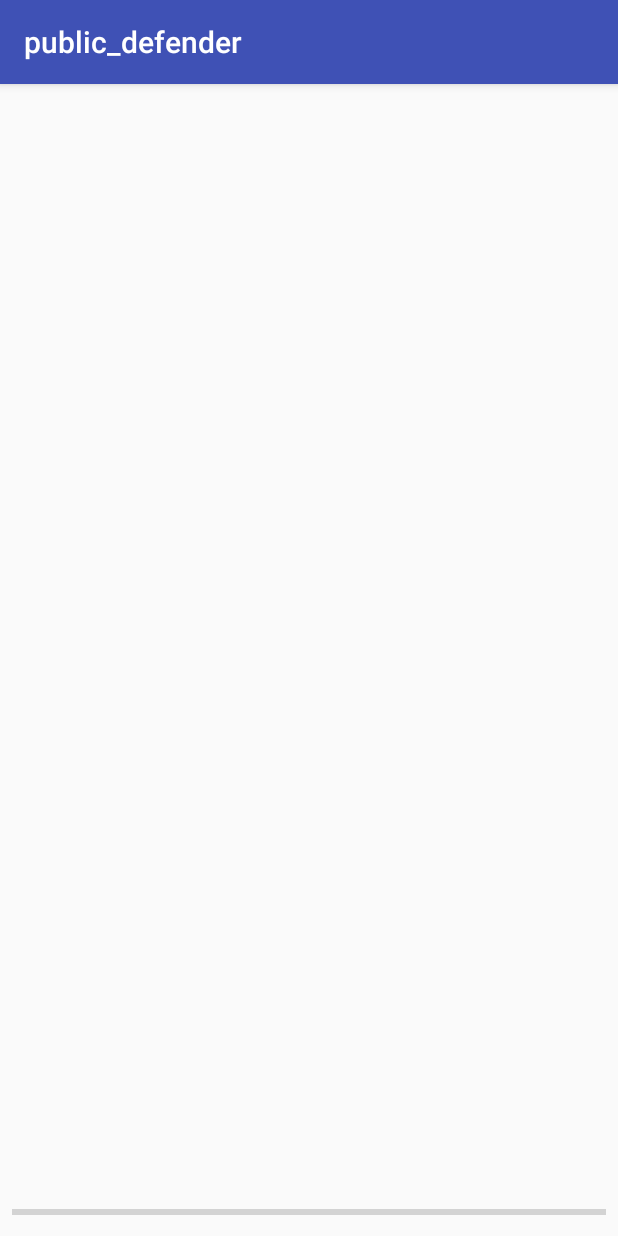
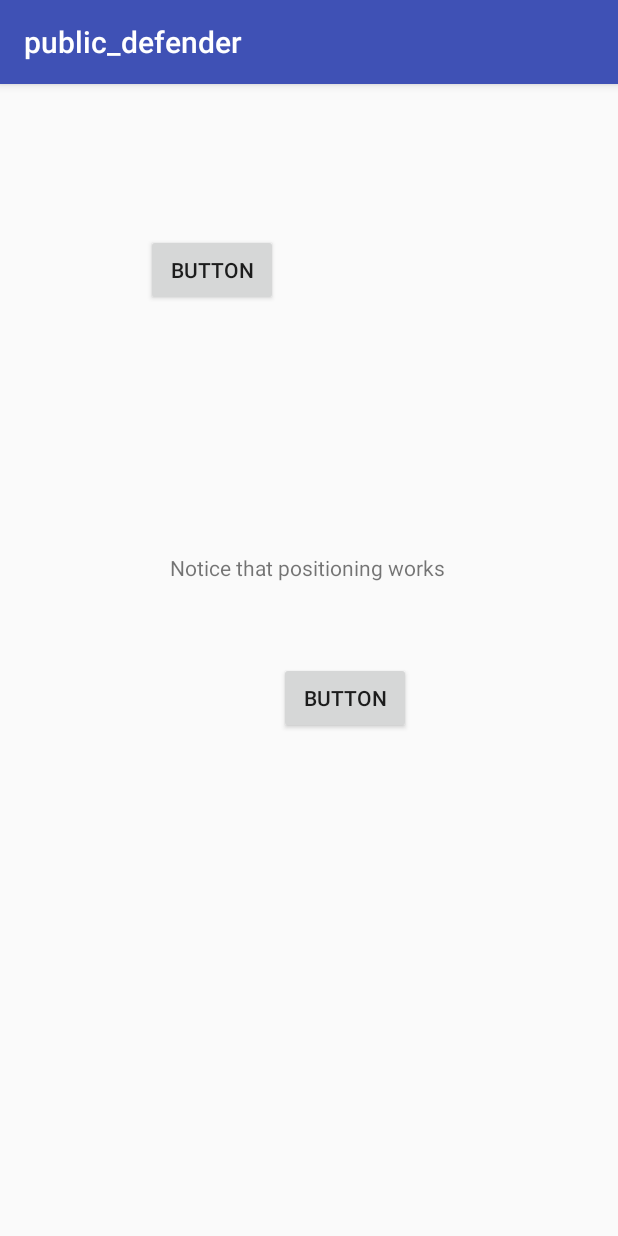
Before and after one commit to obiejuan/Public_Defender, an Android app: the screen it shows after launch (MainActivity), on a phone screen of 412 x 824 dp. Run offline under Robolectric (Android 15) with nearby library versions, the phone set to English and light mode, and no system bars.

Commit message:
Changed layout to show that we can have offset buttons etc.

```diff
--- a/frontend/mobile/public_defender/app/src/main/res/layout/activity_main.xml
+++ b/frontend/mobile/public_defender/app/src/main/res/layout/activity_main.xml
@@ -8,30 +8,42 @@
     tools:layout_editor_absoluteY="90dp"
     tools:layout_editor_absoluteX="0dp">
 
-    <ProgressBar
-        android:id="@+id/progressBar"
-        style="?android:attr/progressBarStyleHorizontal"
-        android:layout_width="0dp"
+    <Button
+        android:id="@+id/button"
+        android:layout_width="wrap_content"
         android:layout_height="wrap_content"
-        android:layout_marginLeft="8dp"
-        android:layout_marginRight="8dp"
+        android:layout_marginTop="100dp"
+        android:text="Button"
+        app:layout_constraintTop_toTopOf="parent"
+        android:layout_marginStart="97dp"
+        tools:layout_constraintLeft_creator="1"
+        app:layout_constraintLeft_toLeftOf="parent"
+        android:layout_marginLeft="97dp" />
+
+    <Button
+        android:id="@+id/button2"
+        android:layout_width="wrap_content"
+        android:layout_height="wrap_content"
+        android:text="Button"
+        app:layout_constraintBottom_toBottomOf="parent"
+        app:layout_constraintTop_toTopOf="parent"
+        tools:layout_constraintTop_creator="1"
+        tools:layout_constraintRight_creator="1"
+        tools:layout_constraintBottom_creator="1"
+        android:layout_marginEnd="138dp"
+        app:layout_constraintRight_toRightOf="parent"
+        android:layout_marginRight="138dp"
+        app:layout_constraintVertical_bias="0.535" />
+
+    <TextView
+        android:id="@+id/textView"
+        android:layout_width="wrap_content"
+        android:layout_height="wrap_content"
+        android:layout_marginBottom="53dp"
+        android:text="Notice that positioning works"
+        app:layout_constraintBottom_toTopOf="@+id/button2"
+        app:layout_constraintHorizontal_bias="0.497"
         app:layout_constraintLeft_toLeftOf="parent"
         app:layout_constraintRight_toRightOf="parent"
-        app:layout_constraintBottom_toBottomOf="parent"
-        app:layout_constraintHorizontal_bias="0.0"
-        android:layout_marginBottom="8dp"
-        android:layout_marginStart="8dp"
-        android:layout_marginEnd="8dp" />
-
-    <ImageSwitcher
-        android:layout_width="0dp"
-        android:layout_height="549dp"
-        android:layout_marginLeft="8dp"
-        android:layout_marginRight="8dp"
-        android:layout_marginTop="16dp"
-        app:layout_constraintLeft_toLeftOf="parent"
-        app:layout_constraintRight_toRightOf="parent"
-        app:layout_constraintTop_toTopOf="parent"
-        android:layout_marginStart="8dp"
-        android:layout_marginEnd="8dp" />
+        tools:layout_constraintBottom_creator="1" />
 </android.support.constraint.ConstraintLayout>
```
